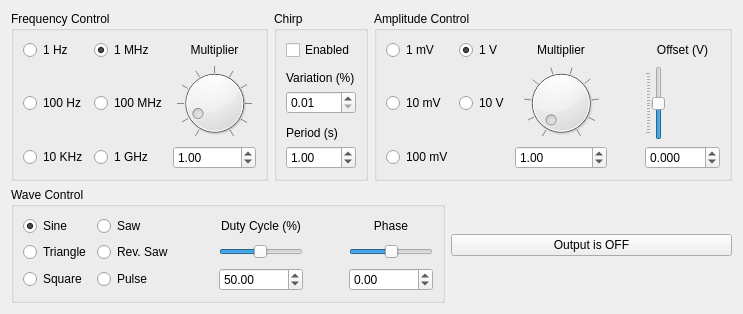
This is instruments/signal_gen.ui in pfjarschel/virtual-telecom-lab as Qt 5 draws it before an edit. The edited form follows.
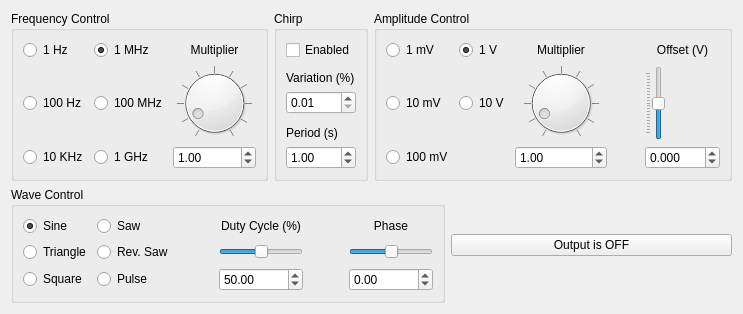
This is the edited form.

What changed in the file:
```diff
--- a/instruments/signal_gen.ui
+++ b/instruments/signal_gen.ui
@@ -309,7 +309,7 @@
            <number>10</number>
           </property>
           <property name="maximum">
-           <number>100</number>
+           <number>1000</number>
           </property>
           <property name="singleStep">
            <number>1</number>
@@ -317,8 +317,11 @@
           <property name="pageStep">
            <number>10</number>
           </property>
+          <property name="value">
+           <number>100</number>
+          </property>
           <property name="notchTarget">
-           <double>10.000000000000000</double>
+           <double>100.000000000000000</double>
           </property>
           <property name="notchesVisible">
            <bool>true</bool>
@@ -401,19 +404,19 @@
         <item row="1" column="4">
          <widget class="QSlider" name="dutySlider">
           <property name="minimum">
-           <number>10</number>
+           <number>0</number>
           </property>
           <property name="maximum">
-           <number>1000</number>
+           <number>10000</number>
           </property>
           <property name="singleStep">
-           <number>10</number>
-          </property>
-          <property name="pageStep">
            <number>100</number>
           </property>
+          <property name="pageStep">
+           <number>1000</number>
+          </property>
           <property name="value">
-           <number>500</number>
+           <number>5000</number>
           </property>
           <property name="orientation">
            <enum>Qt::Horizontal</enum>
```
Left out of the diff: 37 changed lines with no effect on the pictures.
